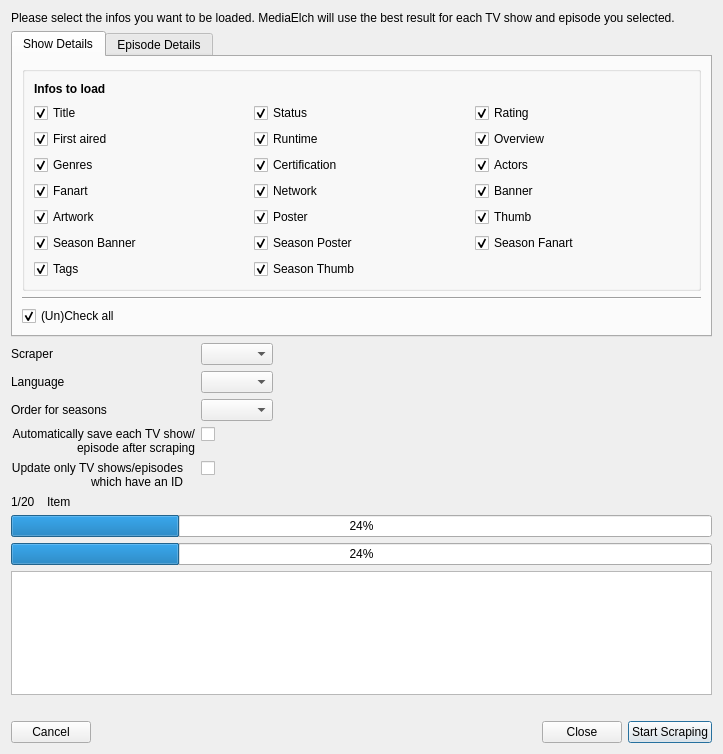
Komet/MediaElch, file src/ui/tv_show/TvShowMultiScrapeDialog.ui: the form before one commit.
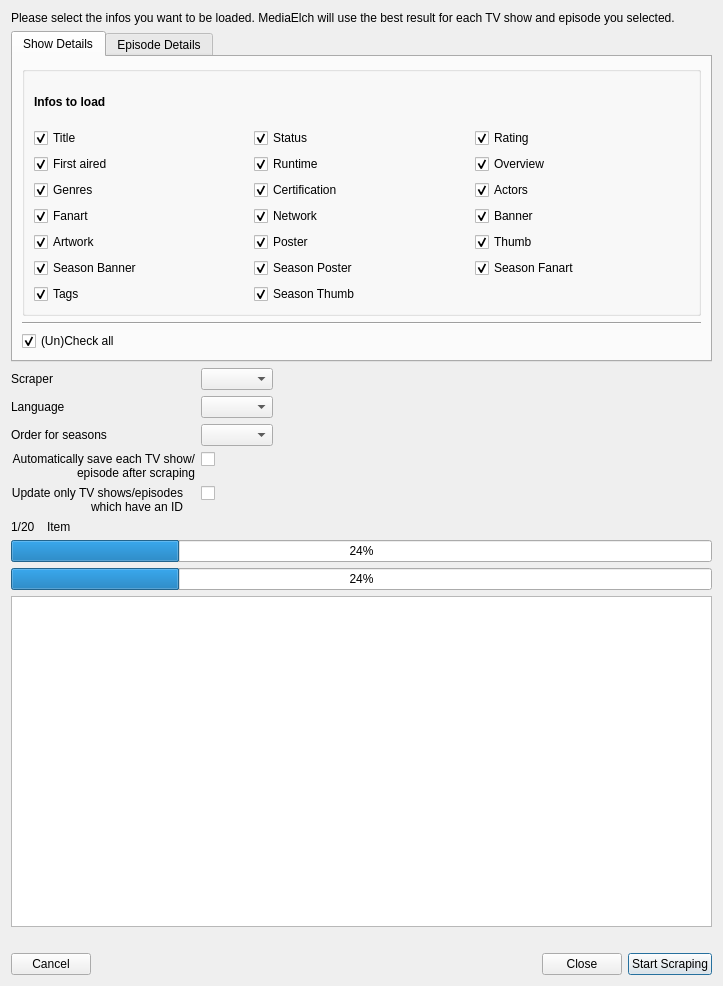
The form after the commit. Icons and pictures are not drawn. Custom widgets are drawn as their Qt base class.

The edit to the form file:
```diff
--- a/src/ui/tv_show/TvShowMultiScrapeDialog.ui
+++ b/src/ui/tv_show/TvShowMultiScrapeDialog.ui
@@ -7,7 +7,7 @@
     <x>0</x>
     <y>0</y>
     <width>723</width>
-    <height>754</height>
+    <height>986</height>
    </rect>
   </property>
   <property name="minimumSize">
@@ -53,7 +53,6 @@
              <widget class="QLabel" name="label_2">
               <property name="font">
                <font>
-                <weight>75</weight>
                 <bold>true</bold>
                </font>
               </property>
```
Left out of the diff: 17 changed lines with no effect on the pictures.
